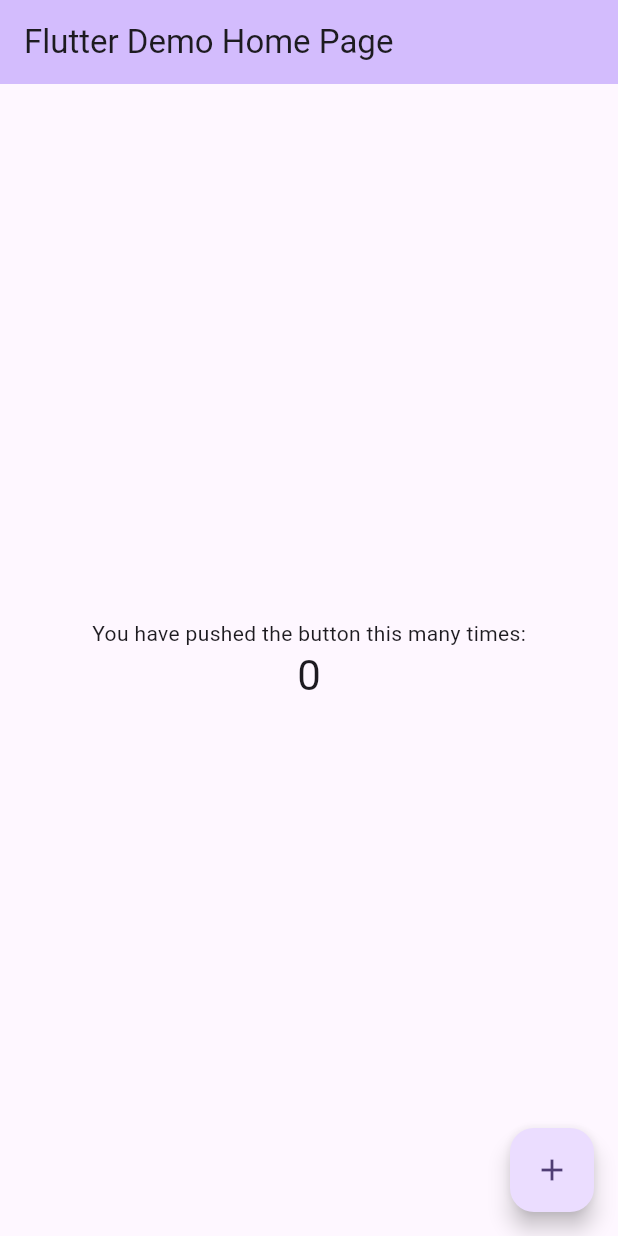
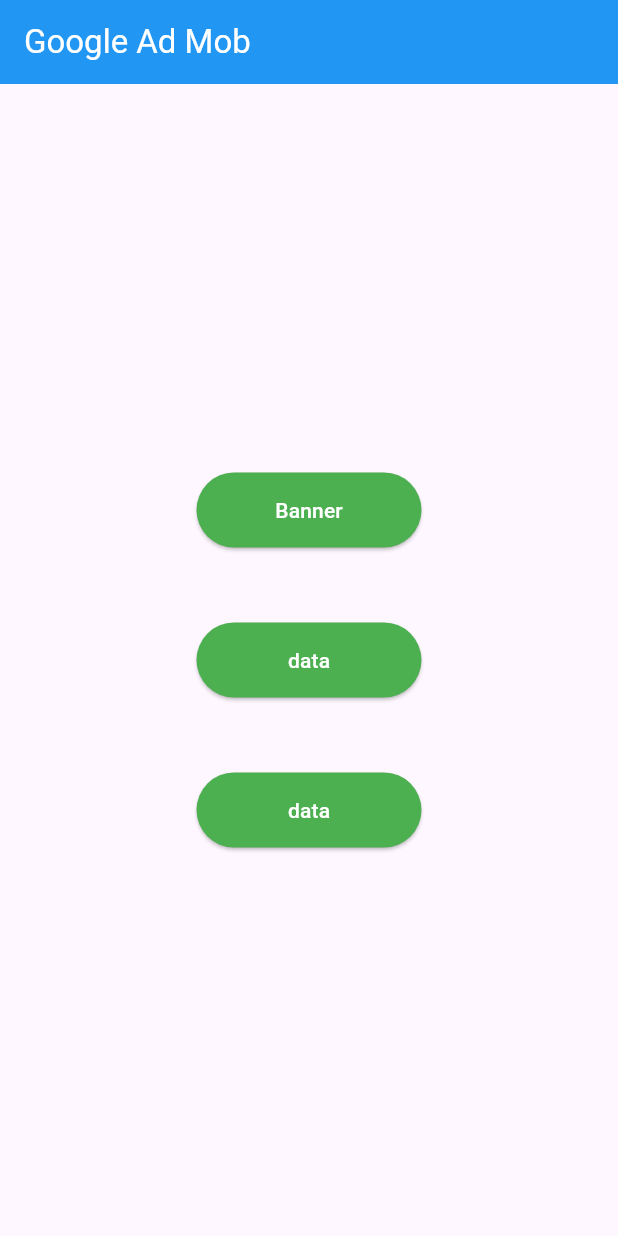
Before and after one commit to Waseem-Dar/google-ad-mob, a Flutter app: the screen it shows after launch, on a phone screen of 412 x 824 dp. Run offline on Flutter 3.47's test engine with Material 3 defaults, Android fonts, the phone set to English and light mode, and no system bars; our stand-ins replace google_mobile_ads.

Commit message:
setup the banner ad and show in the app

```diff
--- /dev/null
+++ b/lib/home_screen.dart
@@ -0,0 +1,50 @@
+import 'package:flutter/material.dart';
+import 'package:google_ad_mob/banner_ad_screen.dart';
+
+class HomeScreen extends StatefulWidget {
+  const HomeScreen({super.key});
+
+  @override
+  State<HomeScreen> createState() => _HomeScreenState();
+}
+
+class _HomeScreenState extends State<HomeScreen> {
+  @override
+  Widget build(BuildContext context) {
+    return Scaffold(
+      appBar: AppBar(
+        backgroundColor: Colors.blue,
+        title: Text("Google Ad Mob",style: TextStyle(color: Colors.white),),
+      ),
+      body: Center(
+        child: Column(
+          mainAxisAlignment: MainAxisAlignment.center,
+          spacing: 50,
+          children: [
+            ElevatedButton(onPressed: (){
+              Navigator.push(context, MaterialPageRoute(builder: (context) => BannerAdScreen(),));
+            },
+                style: ElevatedButton.styleFrom(
+                  backgroundColor: Colors.green,
+                  fixedSize: Size(150, 50)
+                ),
+                child: Text("Banner",style: TextStyle(color: Colors.white),)),
+             ElevatedButton(onPressed: (){},
+                style: ElevatedButton.styleFrom(
+                  backgroundColor: Colors.green,
+                  fixedSize: Size(150, 50)
+                ),
+                child: Text("data",style: TextStyle(color: Colors.white),)),
+             ElevatedButton(onPressed: (){},
+                style: ElevatedButton.styleFrom(
+                  backgroundColor: Colors.green,
+                  fixedSize: Size(150, 50)
+                ),
+                child: Text("data",style: TextStyle(color: Colors.white),)),
+
+          ],
+        ),
+      ),
+    );
+  }
+}
--- a/lib/main.dart
+++ b/lib/main.dart
@@ -1,6 +1,10 @@
 import 'package:flutter/material.dart';
+import 'package:google_mobile_ads/google_mobile_ads.dart';
+import 'home_screen.dart';
 
 void main() {
+  WidgetsFlutterBinding.ensureInitialized();
+  MobileAds.instance.initialize();
   runApp(const MyApp());
 }
 
@@ -11,65 +15,13 @@ class MyApp extends StatelessWidget {
   Widget build(BuildContext context) {
     return MaterialApp(
       title: 'Flutter Demo',
+      debugShowCheckedModeBanner: false,
       theme: ThemeData(
 
         colorScheme: ColorScheme.fromSeed(seedColor: Colors.deepPurple),
         useMaterial3: true,
       ),
-      home: const MyHomePage(title: 'Flutter Demo Home Page'),
+      home: const HomeScreen(),
     );
   }
 }
-
-class MyHomePage extends StatefulWidget {
-  const MyHomePage({super.key, required this.title});
-
-  final String title;
-
-  @override
-  State<MyHomePage> createState() => _MyHomePageState();
-}
-
-class _MyHomePageState extends State<MyHomePage> {
-  int _counter = 0;
-
-  void _incrementCounter() {
-    setState(() {
-
-      _counter++;
-    });
-  }
-
-  @override
-  Widget build(BuildContext context) {
-
-    return Scaffold(
-      appBar: AppBar(
-
-        backgroundColor: Theme.of(context).colorScheme.inversePrimary,
-
-        title: Text(widget.title),
-      ),
-      body: Center(
-
-        child: Column(
-          mainAxisAlignment: MainAxisAlignment.center,
-          children: <Widget>[
-            const Text(
-              'You have pushed the button this many times:',
-            ),
-            Text(
-              '$_counter',
-              style: Theme.of(context).textTheme.headlineMedium,
-            ),
-          ],
-        ),
-      ),
-      floatingActionButton: FloatingActionButton(
-        onPressed: _incrementCounter,
-        tooltip: 'Increment',
-        child: const Icon(Icons.add),
-      ),
-    );
-  }
-}
--- a/pubspec.yaml
+++ b/pubspec.yaml
@@ -34,6 +34,7 @@ dependencies:
   # The following adds the Cupertino Icons font to your application.
   # Use with the CupertinoIcons class for iOS style icons.
   cupertino_icons: ^1.0.8
+  google_mobile_ads: ^5.3.1
 
 dev_dependencies:
   flutter_test:
```
Also changed, not shown: lib/banner_ad_screen.dart (added, +62 -0 lines), pubspec.lock, 2 other files.
